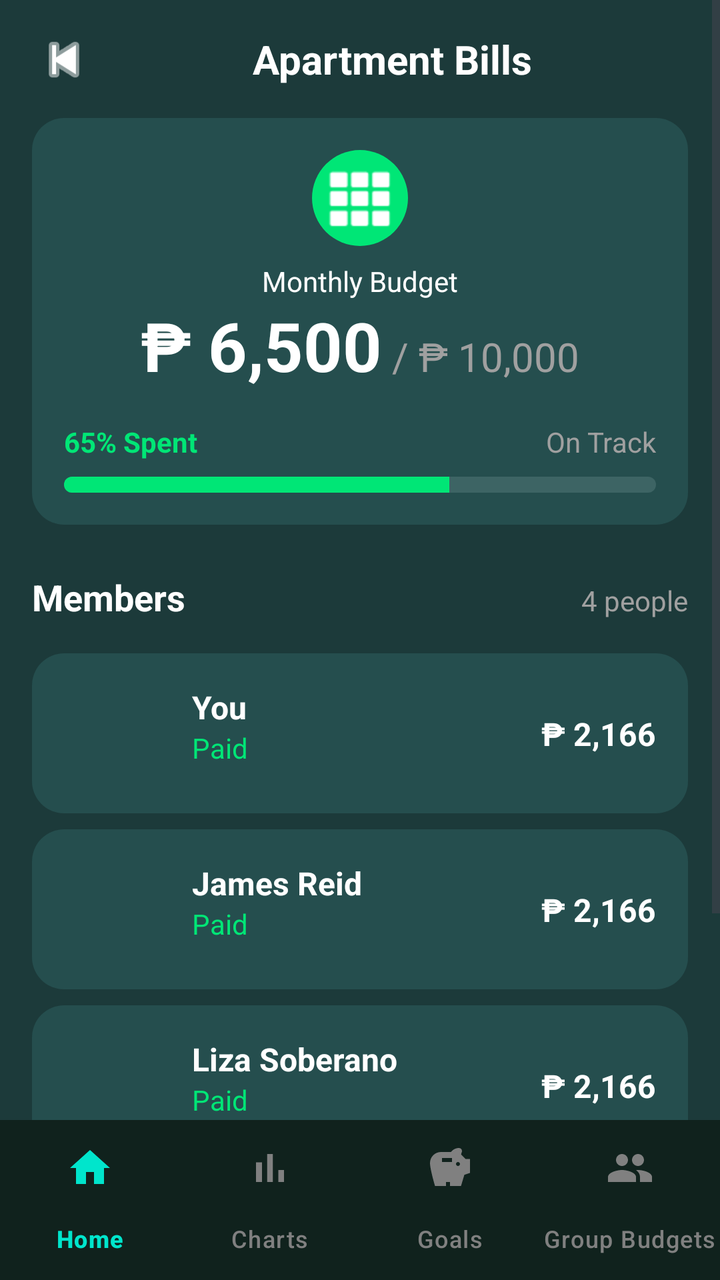
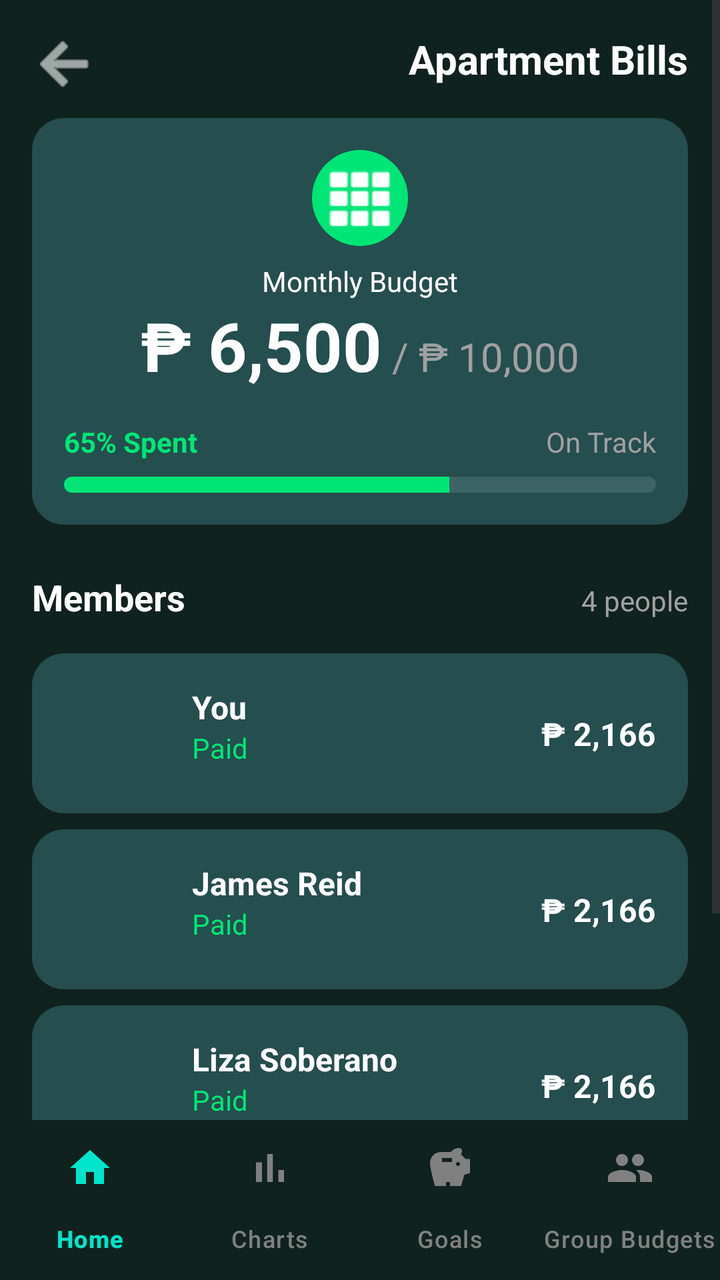

Screens rendered from an Android XML layout before and after an edit, with the pre-edit source and the edit as a unified diff.
<!-- AndroidManifest.xml: application theme Theme.TipidMate -->
<!-- res/layout/appartment_bills.xml -->
<?xml version="1.0" encoding="utf-8"?>
<RelativeLayout xmlns:android="http://schemas.android.com/apk/res/android"
    xmlns:app="http://schemas.android.com/apk/res-auto"
    xmlns:tools="http://schemas.android.com/tools"
    android:layout_width="match_parent"
    android:layout_height="match_parent"
    android:background="#1C3A3A"
    tools:context=".ApartmentBillsActivity">

    <ScrollView
        android:layout_width="match_parent"
        android:layout_height="match_parent"
        android:layout_above="@+id/bottom_navigation">

        <androidx.constraintlayout.widget.ConstraintLayout
            android:layout_width="match_parent"
            android:layout_height="wrap_content"
            android:padding="16dp">

            
            <ImageView
                android:id="@+id/ivBack"
                android:layout_width="wrap_content"
                android:layout_height="wrap_content"
                android:src="@android:drawable/ic_media_previous"
                app:tint="@android:color/white"
                app:layout_constraintStart_toStartOf="parent"
                app:layout_constraintTop_toTopOf="@+id/tvHeader"
                app:layout_constraintBottom_toBottomOf="@+id/tvHeader"/>

            <TextView
                android:id="@+id/tvHeader"
                android:layout_width="0dp"
                android:layout_height="wrap_content"
                android:text="Apartment Bills"
                android:textColor="@android:color/white"
                android:textSize="20sp"
                android:textStyle="bold"
                android:gravity="center"
                app:layout_constraintTop_toTopOf="parent"
                app:layout_constraintStart_toEndOf="@+id/ivBack"
                app:layout_constraintEnd_toEndOf="parent" />

            
            <androidx.constraintlayout.widget.ConstraintLayout
                android:id="@+id/budget_card"
                android:layout_width="0dp"
                android:layout_height="wrap_content"
                android:layout_marginTop="16dp"
                android:background="@drawable/shape_rounded_corners"
                android:padding="16dp"
                app:layout_constraintEnd_toEndOf="parent"
                app:layout_constraintStart_toStartOf="parent"
                app:layout_constraintTop_toBottomOf="@id/tvHeader">

                <ImageView
                    android:id="@+id/iv_apartment_icon"
                    android:layout_width="48dp"
                    android:layout_height="48dp"
                    android:background="@drawable/shape_circular_background"
                    android:padding="8dp"
                    android:src="@android:drawable/ic_dialog_dialer"
                    app:layout_constraintEnd_toEndOf="parent"
                    app:layout_constraintStart_toStartOf="parent"
                    app:layout_constraintTop_toTopOf="parent"
                    app:tint="@android:color/white" />

                <TextView
                    android:id="@+id/tv_monthly_budget_label"
                    android:layout_width="wrap_content"
                    android:layout_height="wrap_content"
                    android:layout_marginTop="8dp"
                    android:text="Monthly Budget"
                    android:textColor="@android:color/white"
                    app:layout_constraintEnd_toEndOf="parent"
                    app:layout_constraintStart_toStartOf="parent"
                    app:layout_constraintTop_toBottomOf="@id/iv_apartment_icon" />

                <TextView
                    android:id="@+id/tv_spent_amount"
                    android:layout_width="wrap_content"
                    android:layout_height="wrap_content"
                    android:text="₱ 6,500"
                    android:textColor="@android:color/white"
                    android:textSize="34sp"
                    android:textStyle="bold"
                    app:layout_constraintEnd_toStartOf="@+id/tv_total_budget"
                    app:layout_constraintHorizontal_chainStyle="packed"
                    app:layout_constraintStart_toStartOf="parent"
                    app:layout_constraintTop_toBottomOf="@id/tv_monthly_budget_label" />

                <TextView
                    android:id="@+id/tv_total_budget"
                    android:layout_width="wrap_content"
                    android:layout_height="wrap_content"
                    android:text=" / ₱ 10,000"
                    android:textColor="#A0A0A0"
                    android:textSize="20sp"
                    app:layout_constraintBaseline_toBaselineOf="@id/tv_spent_amount"
                    app:layout_constraintEnd_toEndOf="parent"
                    app:layout_constraintStart_toEndOf="@+id/tv_spent_amount" />

                <TextView
                    android:id="@+id/tv_percent_spent"
                    android:layout_width="wrap_content"
                    android:layout_height="wrap_content"
                    android:layout_marginTop="16dp"
                    android:text="65% Spent"
                    android:textColor="#00E676"
                    android:textStyle="bold"
                    app:layout_constraintStart_toStartOf="parent"
                    app:layout_constraintTop_toBottomOf="@id/tv_spent_amount" />

                <TextView
                    android:id="@+id/tv_on_track"
                    android:layout_width="wrap_content"
                    android:layout_height="wrap_content"
                    android:text="On Track"
                    android:textColor="#A0A0A0"
                    app:layout_constraintEnd_toEndOf="parent"
                    app:layout_constraintTop_toTopOf="@id/tv_percent_spent" />

                <ProgressBar
                    android:id="@+id/progress_bar"
                    style="?android:attr/progressBarStyleHorizontal"
                    android:layout_width="0dp"
                    android:layout_height="8dp"
                    android:layout_marginTop="8dp"
                    android:progress="65"
                    android:progressDrawable="@drawable/custom_progress_bar"
                    app:layout_constraintEnd_toEndOf="parent"
                    app:layout_constraintStart_toStartOf="parent"
                    app:layout_constraintTop_toBottomOf="@id/tv_percent_spent" />

            </androidx.constraintlayout.widget.ConstraintLayout>

            
            <TextView
                android:id="@+id/tv_members_label"
                android:layout_width="wrap_content"
                android:layout_height="wrap_content"
                android:layout_marginTop="24dp"
                android:text="Members"
                android:textColor="@android:color/white"
                android:textSize="18sp"
                android:textStyle="bold"
                app:layout_constraintStart_toStartOf="parent"
                app:layout_constraintTop_toBottomOf="@id/budget_card" />

            <TextView
                android:id="@+id/tv_members_count"
                android:layout_width="wrap_content"
                android:layout_height="wrap_content"
                android:text="4 people"
                android:textColor="#A0A0A0"
                app:layout_constraintBaseline_toBaselineOf="@id/tv_members_label"
                app:layout_constraintEnd_toEndOf="parent" />

            <LinearLayout
                android:id="@+id/ll_members"
                android:layout_width="0dp"
                android:layout_height="wrap_content"
                android:layout_marginTop="16dp"
                android:orientation="vertical"
                app:layout_constraintEnd_toEndOf="parent"
                app:layout_constraintStart_toStartOf="parent"
                app:layout_constraintTop_toBottomOf="@id/tv_members_label">

                
                <androidx.constraintlayout.widget.ConstraintLayout
                    android:layout_width="match_parent"
                    android:layout_height="wrap_content"
                    android:layout_marginBottom="8dp"
                    android:background="@drawable/shape_rounded_corners"
                    android:padding="16dp">

                    <ImageView
                        android:id="@+id/iv_member_avatar_1"
                        android:layout_width="48dp"
                        android:layout_height="48dp"
                        android:src="@android:drawable/sym_def_app_icon"
                        app:layout_constraintBottom_toBottomOf="parent"
                        app:layout_constraintStart_toStartOf="parent"
                        app:layout_constraintTop_toTopOf="parent" />

                    <TextView
                        android:id="@+id/tv_member_name_1"
                        android:layout_width="wrap_content"
                        android:layout_height="wrap_content"
                        android:layout_marginStart="16dp"
                        android:text="You"
                        android:textColor="@android:color/white"
                        android:textSize="16sp"
                        android:textStyle="bold"
                        app:layout_constraintStart_toEndOf="@id/iv_member_avatar_1"
                        app:layout_constraintTop_toTopOf="parent" />

                    <TextView
                        android:id="@+id/tv_payment_status_1"
                        android:layout_width="wrap_content"
                        android:layout_height="wrap_content"
                        android:layout_marginStart="16dp"
                        android:text="Paid"
                        android:textColor="#00E676"
                        app:layout_constraintStart_toEndOf="@id/iv_member_avatar_1"
                        app:layout_constraintTop_toBottomOf="@id/tv_member_name_1" />

                    <TextView
                        android:id="@+id/tv_member_amount_1"
                        android:layout_width="wrap_content"
                        android:layout_height="wrap_content"
                        android:text="₱ 2,166"
                        android:textColor="@android:color/white"
                        android:textSize="16sp"
                        android:textStyle="bold"
                        app:layout_constraintBottom_toBottomOf="parent"
                        app:layout_constraintEnd_toEndOf="parent"
                        app:layout_constraintTop_toTopOf="parent" />
                </androidx.constraintlayout.widget.ConstraintLayout>

                
                <androidx.constraintlayout.widget.ConstraintLayout
                    android:layout_width="match_parent"
                    android:layout_height="wrap_content"
                    android:layout_marginBottom="8dp"
                    android:background="@drawable/shape_rounded_corners"
                    android:padding="16dp">

                    <ImageView
                        android:id="@+id/iv_member_avatar_2"
                        android:layout_width="48dp"
                        android:layout_height="48dp"
                        android:src="@android:drawable/sym_def_app_icon"
                        app:layout_constraintBottom_toBottomOf="parent"
                        app:layout_constraintStart_toStartOf="parent"
                        app:layout_constraintTop_toTopOf="parent" />

                    <TextView
                        android:id="@+id/tv_member_name_2"
                        android:layout_width="wrap_content"
                        android:layout_height="wrap_content"
                        android:layout_marginStart="16dp"
                        android:text="James Reid"
                        android:textColor="@android:color/white"
                        android:textSize="16sp"
                        android:textStyle="bold"
                        app:layout_constraintStart_toEndOf="@id/iv_member_avatar_2"
                        app:layout_constraintTop_toTopOf="parent" />

                    <TextView
                        android:id="@+id/tv_payment_status_2"
                        android:layout_width="wrap_content"
                        android:layout_height="wrap_content"
                        android:layout_marginStart="16dp"
                        android:text="Paid"
                        android:textColor="#00E676"
                        app:layout_constraintStart_toEndOf="@id/iv_member_avatar_2"
                        app:layout_constraintTop_toBottomOf="@id/tv_member_name_2" />

                    <TextView
                        android:id="@+id/tv_member_amount_2"
                        android:layout_width="wrap_content"
                        android:layout_height="wrap_content"
                        android:text="₱ 2,166"
                        android:textColor="@android:color/white"
                        android:textSize="16sp"
                        android:textStyle="bold"
                        app:layout_constraintBottom_toBottomOf="parent"
                        app:layout_constraintEnd_toEndOf="parent"
                        app:layout_constraintTop_toTopOf="parent" />
                </androidx.constraintlayout.widget.ConstraintLayout>

                
                <androidx.constraintlayout.widget.ConstraintLayout
                    android:layout_width="match_parent"
                    android:layout_height="wrap_content"
                    android:layout_marginBottom="8dp"
                    android:background="@drawable/shape_rounded_corners"
                    android:padding="16dp">

                    <ImageView
                        android:id="@+id/iv_member_avatar_3"
                        android:layout_width="48dp"
                        android:layout_height="48dp"
                        android:src="@android:drawable/sym_def_app_icon"
                        app:layout_constraintBottom_toBottomOf="parent"
                        app:layout_constraintStart_toStartOf="parent"
                        app:layout_constraintTop_toTopOf="parent" />

                    <TextView
                        android:id="@+id/tv_member_name_3"
                        android:layout_width="wrap_content"
                        android:layout_height="wrap_content"
                        android:layout_marginStart="16dp"
                        android:text="Liza Soberano"
                        android:textColor="@android:color/white"
                        android:textSize="16sp"
                        android:textStyle="bold"
                        app:layout_constraintStart_toEndOf="@id/iv_member_avatar_3"
                        app:layout_constraintTop_toTopOf="parent" />

                    <TextView
                        android:id="@+id/tv_payment_status_3"
                        android:layout_width="wrap_content"
                        android:layout_height="wrap_content"
                        android:layout_marginStart="16dp"
                        android:text="Paid"
                        android:textColor="#00E676"
                        app:layout_constraintStart_toEndOf="@id/iv_member_avatar_3"
                        app:layout_constraintTop_toBottomOf="@id/tv_member_name_3" />

                    <TextView
                        android:id="@+id/tv_member_amount_3"
                        android:layout_width="wrap_content"
                        android:layout_height="wrap_content"
                        android:text="₱ 2,166"
                        android:textColor="@android:color/white"
                        android:textSize="16sp"
                        android:textStyle="bold"
                        app:layout_constraintBottom_toBottomOf="parent"
                        app:layout_constraintEnd_toEndOf="parent"
                        app:layout_constraintTop_toTopOf="parent" />
                </androidx.constraintlayout.widget.ConstraintLayout>

                
                <androidx.constraintlayout.widget.ConstraintLayout
                    android:layout_width="match_parent"
                    android:layout_height="wrap_content"
                    android:background="@drawable/shape_rounded_corners"
                    android:padding="16dp">

                    <ImageView
                        android:id="@+id/iv_member_avatar_4"
                        android:layout_width="48dp"
                        android:layout_height="48dp"
                        android:src="@android:drawable/sym_def_app_icon"
                        app:layout_constraintBottom_toBottomOf="parent"
                        app:layout_constraintStart_toStartOf="parent"
                        app:layout_constraintTop_toTopOf="parent" />

                    <TextView
                        android:id="@+id/tv_member_name_4"
                        android:layout_width="wrap_content"
                        android:layout_height="wrap_content"
                        android:layout_marginStart="16dp"
                        android:text="Enrique Gil"
                        android:textColor="@android:color/white"
                        android:textSize="16sp"
                        android:textStyle="bold"
                        app:layout_constraintStart_toEndOf="@id/iv_member_avatar_4"
                        app:layout_constraintTop_toTopOf="parent" />

                    <TextView
                        android:id="@+id/tv_payment_status_4"
                        android:layout_width="wrap_content"
                        android:layout_height="wrap_content"
                        android:layout_marginStart="16dp"
                        android:text="Pending"
                        android:textColor="#A0A0A0"
                        app:layout_constraintStart_toEndOf="@id/iv_member_avatar_4"
                        app:layout_constraintTop_toBottomOf="@id/tv_member_name_4" />

                    <TextView
                        android:id="@+id/tv_member_amount_4"
                        android:layout_width="wrap_content"
                        android:layout_height="wrap_content"
                        android:text="₱ 0"
                        android:textColor="@android:color/white"
                        android:textSize="16sp"
                        android:textStyle="bold"
                        app:layout_constraintBottom_toBottomOf="parent"
                        app:layout_constraintEnd_toEndOf="parent"
                        app:layout_constraintTop_toTopOf="parent" />
                </androidx.constraintlayout.widget.ConstraintLayout>

            </LinearLayout>

        </androidx.constraintlayout.widget.ConstraintLayout>
    </ScrollView>

    <com.google.android.material.bottomnavigation.BottomNavigationView
        android:id="@+id/bottom_navigation"
        android:layout_width="match_parent"
        android:layout_height="wrap_content"
        android:layout_alignParentBottom="true"
        android:background="@color/dark_green"
        app:itemIconTint="@color/bottom_nav_item_tint"
        app:itemTextColor="@color/bottom_nav_item_tint"
        app:labelVisibilityMode="labeled"
        app:menu="@menu/bottom_nav_menu" />

</RelativeLayout>
<!-- resources referenced by this layout -->
<resources>
  <color name="dark_green">#10221D</color>
  <!-- drawable custom_progress_bar (drawable) -->
  <?xml version="1.0" encoding="utf-8"?>
  <layer-list xmlns:android="http://schemas.android.com/apk/res/android">
      <item android:id="@android:id/background">
          <shape>
              <corners android:radius="4dp" />
              <solid android:color="#3D6464" />
          </shape>
      </item>
      <item android:id="@android:id/progress">
          <clip>
              <shape>
                  <corners android:radius="4dp" />
                  <solid android:color="#00E676" />
              </shape>
          </clip>
      </item>
  </layer-list>
  <!-- drawable shape_circular_background (drawable) -->
  <?xml version="1.0" encoding="utf-8"?>
  <shape xmlns:android="http://schemas.android.com/apk/res/android"
      android:shape="oval">
      <solid android:color="#00E676"/>
  </shape>
  <!-- drawable shape_rounded_corners (drawable) -->
  <?xml version="1.0" encoding="utf-8"?>
  <shape xmlns:android="http://schemas.android.com/apk/res/android">
      <solid android:color="#254E4E"/>
      <corners android:radius="16dp"/>
  </shape>
  <style name="Theme.TipidMate" parent="Base.Theme.TipidMate" />
  <style name="Base.Theme.TipidMate" parent="Theme.Material3.DayNight.NoActionBar">
          
          
      </style>
</resources>

<!-- the commit's change to res/layout/appartment_bills.xml (unified diff, before → after) -->
@@ -4,7 +4,7 @@
     xmlns:tools="http://schemas.android.com/tools"
     android:layout_width="match_parent"
     android:layout_height="match_parent"
-    android:background="#1C3A3A"
+    android:background="#10221D"
     tools:context=".ApartmentBillsActivity">
 
     <ScrollView
@@ -19,14 +19,14 @@
 
             
             <ImageView
-                android:id="@+id/ivBack"
+                android:id="@+id/iv_back_arrow"
                 android:layout_width="wrap_content"
                 android:layout_height="wrap_content"
-                android:src="@android:drawable/ic_media_previous"
+                android:src="@android:drawable/ic_menu_back"
+                app:layout_constraintStart_toStartOf="parent"
+                app:layout_constraintTop_toTopOf="parent"
                 app:tint="@android:color/white"
-                app:layout_constraintStart_toStartOf="parent"
-                app:layout_constraintTop_toTopOf="@+id/tvHeader"
-                app:layout_constraintBottom_toBottomOf="@+id/tvHeader"/>
+                android:contentDescription="Back" />
 
             <TextView
                 android:id="@+id/tvHeader"
